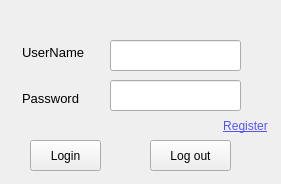
Before: the Qt Designer form TcpClient/log.ui in pwenss/lingdu-Netdisk, drawn with Qt 5.
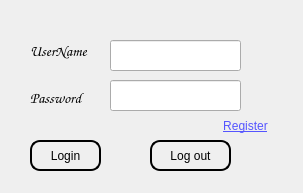
After: the same form once the commit is applied.

Patch:
```diff
--- a/TcpClient/log.ui
+++ b/TcpClient/log.ui
@@ -6,8 +6,8 @@
    <rect>
     <x>0</x>
     <y>0</y>
-    <width>281</width>
-    <height>184</height>
+    <width>303</width>
+    <height>193</height>
    </rect>
   </property>
   <property name="windowTitle">
@@ -39,17 +39,25 @@
   <widget class="QLabel" name="label">
    <property name="geometry">
     <rect>
-     <x>22</x>
-     <y>42</y>
-     <width>71</width>
+     <x>30</x>
+     <y>40</y>
+     <width>81</width>
      <height>21</height>
     </rect>
    </property>
    <property name="font">
     <font>
-     <pointsize>10</pointsize>
+     <family>Comic Sans MS</family>
+     <pointsize>11</pointsize>
+     <italic>false</italic>
+     <bold>false</bold>
     </font>
    </property>
+   <property name="styleSheet">
+    <string notr="true">font: 11pt &quot;Comic Sans MS&quot;;
+color: rgb(0, 0, 0);
+</string>
+   </property>
    <property name="text">
     <string>UserName</string>
    </property>
@@ -57,7 +65,7 @@
   <widget class="QLabel" name="label_2">
    <property name="geometry">
     <rect>
-     <x>22</x>
+     <x>30</x>
      <y>90</y>
      <width>81</width>
      <height>16</height>
@@ -65,9 +73,17 @@
    </property>
    <property name="font">
     <font>
-     <pointsize>10</pointsize>
+     <family>Comic Sans MS</family>
+     <pointsize>11</pointsize>
+     <italic>false</italic>
+     <bold>false</bold>
     </font>
    </property>
+   <property name="styleSheet">
+    <string notr="true">font: 11pt &quot;Comic Sans MS&quot;;
+color: rgb(0, 0, 0);
+</string>
+   </property>
    <property name="text">
     <string>Password</string>
    </property>
@@ -81,6 +97,12 @@
      <height>31</height>
     </rect>
    </property>
+   <property name="styleSheet">
+    <string notr="true">font: 11pt &quot;Comic Sans MS&quot;;
+color: rgb(0, 0, 0);
+border: 2px solid black; 
+border-radius: 10px;</string>
+   </property>
    <property name="text">
     <string>Login</string>
    </property>
@@ -116,7 +138,10 @@
     </rect>
    </property>
    <property name="styleSheet">
-    <string notr="true"/>
+    <string notr="true">font: 11pt &quot;Comic Sans MS&quot;;
+color: rgb(0, 0, 0);
+border: 2px solid black; 
+border-radius: 10px;</string>
    </property>
    <property name="text">
     <string>Log out</string>
```
Left out of the diff: 9 changed lines with no effect on the pictures.
